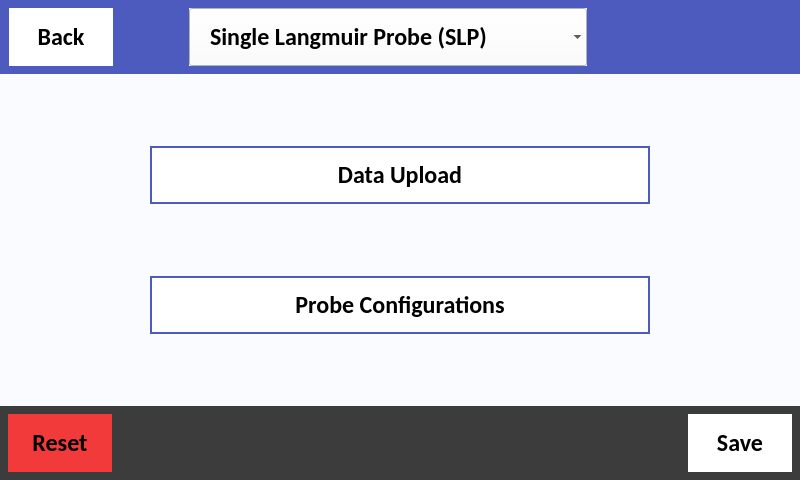
Above: src/user_interface/graphic_user_interface/user_settings.ui from CFigueroa90894/plasmetry before the change. Below: the same form after it.
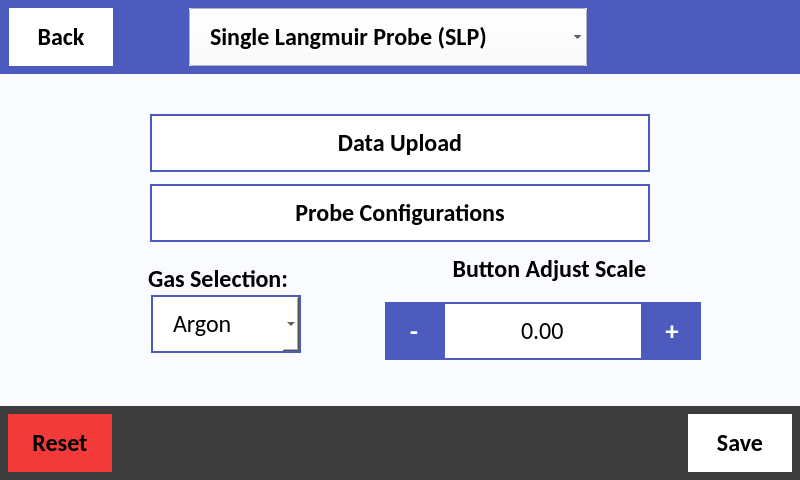
That is the form after the change. The open tabs and pages were chosen to show the change.

Commit message: button adjust and gas selection

The edit to the form file:
```diff
--- a/src/user_interface/graphic_user_interface/user_settings.ui
+++ b/src/user_interface/graphic_user_interface/user_settings.ui
@@ -385,8 +385,41 @@
         <property name="bottomMargin">
          <number>0</number>
         </property>
-        <item alignment="Qt::AlignHCenter">
+        <item>
+         <widget class="QFrame" name="frame_47">
+          <property name="frameShape">
+           <enum>QFrame::StyledPanel</enum>
+          </property>
+          <property name="frameShadow">
+           <enum>QFrame::Raised</enum>
+          </property>
+          <widget class="QGroupBox" name="groupBox">
+           <property name="geometry">
+            <rect>
+             <x>130</x>
+             <y>0</y>
+             <width>649</width>
+             <height>330</height>
+            </rect>
+           </property>
+           <property name="title">
+            <string/>
+           </property>
+           <property name="alignment">
+            <set>Qt::AlignCenter</set>
+           </property>
+           <property name="flat">
+            <bool>false</bool>
+           </property>
          <widget class="QPushButton" name="data_upload_settings_btn">
+            <property name="geometry">
+             <rect>
+              <x>20</x>
+              <y>40</y>
+              <width>500</width>
+              <height>58</height>
+             </rect>
+            </property>
           <property name="minimumSize">
            <size>
             <width>500</width>
@@ -395,7 +428,7 @@
           </property>
           <property name="maximumSize">
            <size>
-            <width>1000</width>
+              <width>200</width>
             <height>58</height>
            </size>
           </property>
@@ -428,9 +461,15 @@
            </size>
           </property>
          </widget>
-        </item>
-        <item alignment="Qt::AlignHCenter">
          <widget class="QPushButton" name="probe_config_settings_btn">
+            <property name="geometry">
+             <rect>
+              <x>20</x>
+              <y>110</y>
+              <width>500</width>
+              <height>58</height>
+             </rect>
+            </property>
           <property name="minimumSize">
            <size>
             <width>500</width>
@@ -439,7 +478,7 @@
           </property>
           <property name="maximumSize">
            <size>
-            <width>1000</width>
+              <width>200</width>
             <height>58</height>
            </size>
           </property>
@@ -472,6 +511,303 @@
            </size>
           </property>
          </widget>
+           <widget class="QGroupBox" name="gas_select_gb">
+            <property name="geometry">
+             <rect>
+              <x>10</x>
+              <y>190</y>
+              <width>181</width>
+              <height>91</height>
+             </rect>
+            </property>
+            <property name="font">
+             <font>
+              <family>Calibri</family>
+              <pointsize>18</pointsize>
+              <weight>75</weight>
+              <bold>true</bold>
+             </font>
+            </property>
+            <property name="styleSheet">
+             <string notr="true"/>
+            </property>
+            <property name="title">
+             <string>Gas Selection:</string>
+            </property>
+            <property name="alignment">
+             <set>Qt::AlignLeading|Qt::AlignLeft|Qt::AlignVCenter</set>
+            </property>
+            <layout class="QVBoxLayout" name="verticalLayout_49">
+             <property name="spacing">
+              <number>0</number>
+             </property>
+             <property name="leftMargin">
+              <number>10</number>
+             </property>
+             <property name="topMargin">
+              <number>0</number>
+             </property>
+             <property name="rightMargin">
+              <number>10</number>
+             </property>
+             <property name="bottomMargin">
+              <number>0</number>
+             </property>
+             <item>
+              <widget class="QComboBox" name="gas_select_cb">
+               <property name="minimumSize">
+                <size>
+                 <width>150</width>
+                 <height>58</height>
+                </size>
+               </property>
+               <property name="maximumSize">
+                <size>
+                 <width>150</width>
+                 <height>58</height>
+                </size>
+               </property>
+               <property name="font">
+                <font>
+                 <family>Calibri</family>
+                 <pointsize>18</pointsize>
+                 <weight>50</weight>
+                 <bold>false</bold>
+                </font>
+               </property>
+               <property name="cursor">
+                <cursorShape>PointingHandCursor</cursorShape>
+               </property>
+               <property name="styleSheet">
+                <string notr="true">QComboBox {
+	background-color: #FFFFFF;
+	padding-left: 20px;
+	text-align: left;
+}
+
+QComboBox:focus {
+    outline: none; 
+}
+
+QComboBox QAbstractItemView {
+    selection-background-color: #fafbff;
+    selection-color: black; 
+}
+
+</string>
+               </property>
+               <property name="frame">
+                <bool>false</bool>
+               </property>
+               <item>
+                <property name="text">
+                 <string>Argon</string>
+                </property>
+               </item>
+               <item>
+                <property name="text">
+                 <string>Helium</string>
+                </property>
+               </item>
+               <item>
+                <property name="text">
+                 <string>Nitrogen</string>
+                </property>
+               </item>
+               <item>
+                <property name="text">
+                 <string>CO2</string>
+                </property>
+               </item>
+               <item>
+                <property name="text">
+                 <string>Oxygen</string>
+                </property>
+               </item>
+               <item>
+                <property name="text">
+                 <string>Hydrogen</string>
+                </property>
+               </item>
+              </widget>
+             </item>
+            </layout>
+           </widget>
+           <widget class="QGroupBox" name="button_adjust">
+            <property name="geometry">
+             <rect>
+              <x>190</x>
+              <y>180</y>
+              <width>395</width>
+              <height>125</height>
+             </rect>
+            </property>
+            <property name="minimumSize">
+             <size>
+              <width>395</width>
+              <height>125</height>
+             </size>
+            </property>
+            <property name="maximumSize">
+             <size>
+              <width>395</width>
+              <height>125</height>
+             </size>
+            </property>
+            <property name="font">
+             <font>
+              <family>Calibri</family>
+              <pointsize>18</pointsize>
+              <weight>75</weight>
+              <bold>true</bold>
+             </font>
+            </property>
+            <property name="styleSheet">
+             <string notr="true"/>
+            </property>
+            <property name="title">
+             <string>                       Button Adjust Scale</string>
+            </property>
+            <property name="alignment">
+             <set>Qt::AlignLeading|Qt::AlignLeft|Qt::AlignVCenter</set>
+            </property>
+            <layout class="QHBoxLayout" name="horizontalLayout_364">
+             <property name="spacing">
+              <number>0</number>
+             </property>
+             <property name="leftMargin">
+              <number>64</number>
+             </property>
+             <property name="topMargin">
+              <number>0</number>
+             </property>
+             <property name="rightMargin">
+              <number>10</number>
+             </property>
+             <property name="bottomMargin">
+              <number>0</number>
+             </property>
+             <item>
+              <widget class="QToolButton" name="button_adjust_minus">
+               <property name="minimumSize">
+                <size>
+                 <width>58</width>
+                 <height>58</height>
+                </size>
+               </property>
+               <property name="maximumSize">
+                <size>
+                 <width>58</width>
+                 <height>58</height>
+                </size>
+               </property>
+               <property name="font">
+                <font>
+                 <pointsize>20</pointsize>
+                 <weight>75</weight>
+                 <bold>true</bold>
+                </font>
+               </property>
+               <property name="text">
+                <string>-</string>
+               </property>
+              </widget>
+             </item>
+             <item>
+              <widget class="QDoubleSpinBox" name="button_adjust_input">
+               <property name="minimumSize">
+                <size>
+                 <width>0</width>
+                 <height>58</height>
+                </size>
+               </property>
+               <property name="maximumSize">
+                <size>
+                 <width>200</width>
+                 <height>58</height>
+                </size>
+               </property>
+               <property name="font">
+                <font>
+                 <family>Calibri</family>
+                 <pointsize>18</pointsize>
+                 <weight>50</weight>
+                 <bold>false</bold>
+                </font>
+               </property>
+               <property name="focusPolicy">
+                <enum>Qt::NoFocus</enum>
+               </property>
+               <property name="layoutDirection">
+                <enum>Qt::LeftToRight</enum>
+               </property>
+               <property name="styleSheet">
+                <string notr="true">QDoubleSpinBox {
+	background-color: #FFFFFF;
+}</string>
+               </property>
+               <property name="alignment">
+                <set>Qt::AlignCenter</set>
+               </property>
+               <property name="readOnly">
+                <bool>true</bool>
+               </property>
+               <property name="buttonSymbols">
+                <enum>QAbstractSpinBox::NoButtons</enum>
+               </property>
+               <property name="correctionMode">
+                <enum>QAbstractSpinBox::CorrectToPreviousValue</enum>
+               </property>
+               <property name="showGroupSeparator" stdset="0">
+                <bool>false</bool>
+               </property>
+               <property name="decimals">
+                <number>2</number>
+               </property>
+               <property name="minimum">
+                <double>-10000.000000000000000</double>
+               </property>
+               <property name="maximum">
+                <double>10000.000000000000000</double>
+               </property>
+               <property name="singleStep">
+                <double>1.000000000000000</double>
+               </property>
+              </widget>
+             </item>
+             <item>
+              <widget class="QToolButton" name="button_adjust_plus">
+               <property name="minimumSize">
+                <size>
+                 <width>58</width>
+                 <height>58</height>
+                </size>
+               </property>
+               <property name="maximumSize">
+                <size>
+                 <width>58</width>
+                 <height>58</height>
+                </size>
+               </property>
+               <property name="font">
+                <font>
+                 <pointsize>20</pointsize>
+                 <weight>75</weight>
+                 <bold>true</bold>
+                </font>
+               </property>
+               <property name="focusPolicy">
+                <enum>Qt::NoFocus</enum>
+               </property>
+               <property name="text">
+                <string>+</string>
+               </property>
+              </widget>
+             </item>
+            </layout>
+           </widget>
+          </widget>
+         </widget>
         </item>
        </layout>
       </widget>
```
Left out of the diff: 2 changed lines with no effect on the pictures. Lines whose indentation alone changed are shown as unchanged. The commit also changes 4 other files.
